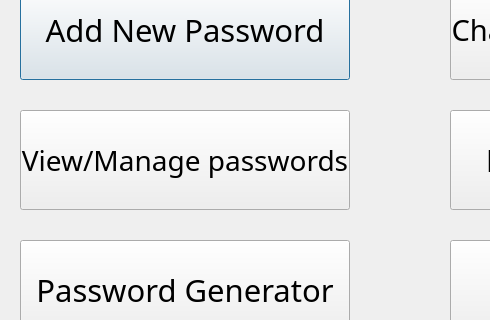
Qt form passwordmanagementbuttons.ui (TheTallProgrammer/Password-Manager) before a commit; both pictures show x 0 to 490 and y 150 to 470 of the 800 by 600 pixel window.
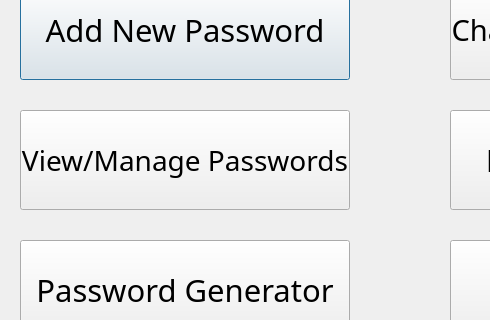
The same form after that commit.

Diff of the .ui file:
```diff
--- a/passwordmanagementbuttons.ui
+++ b/passwordmanagementbuttons.ui
@@ -54,7 +54,7 @@
     </font>
    </property>
    <property name="text">
-    <string>View/Manage passwords</string>
+    <string>View/Manage Passwords</string>
    </property>
   </widget>
   <widget class="QPushButton" name="genPass">
```
